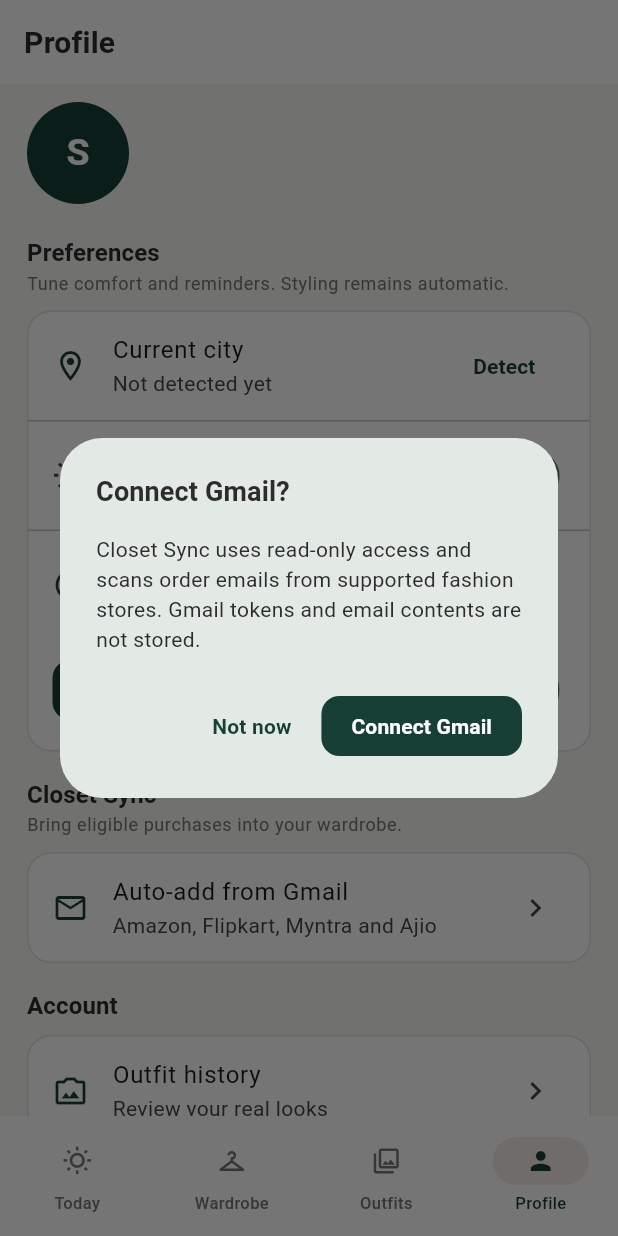
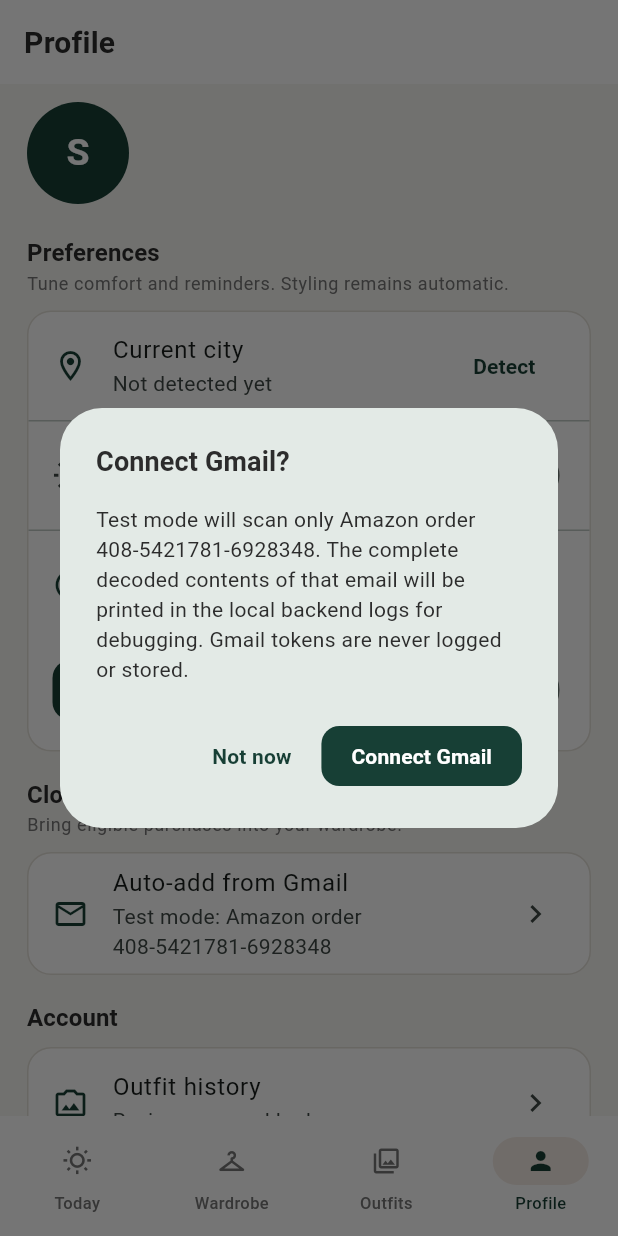
Before and after one commit to Rounaknyk/StyleStack-fe, a Flutter app: the screen it shows once a user with an empty profile is signed in, item 4 of the bottom bar chosen, after a tap on "Auto-add from Gmail", on a phone screen of 412 x 824 dp. Run offline on Flutter 3.47's test engine with Material 3 defaults, Android fonts, the phone set to English and light mode, and no system bars; our stand-ins replace firebase_auth, firebase_core, firebase_messaging, geocoding, geolocator, google_sign_in and 1 more; accounts and stored records are empty; network calls fail.

Commit message:
chore: focus Gmail sync on test order

```diff
--- a/lib/screens/profile_settings_view.dart
+++ b/lib/screens/profile_settings_view.dart
@@ -98,7 +98,7 @@
       builder: (context) => AlertDialog(
         title: const Text('Connect Gmail?'),
         content: const Text(
-          'Closet Sync uses read-only access and scans order emails from supported fashion stores. Gmail tokens and email contents are not stored.',
+          'Test mode will scan only Amazon order ${GmailImportService.testOrderId}. The complete decoded contents of that email will be printed in the local backend logs for debugging. Gmail tokens are never logged or stored.',
         ),
         actions: [
           TextButton(
@@ -309,7 +309,8 @@
                 title: _importingGmail
                     ? 'Scanning order emails…'
                     : 'Auto-add from Gmail',
-                subtitle: 'Amazon, Flipkart, Myntra and Ajio',
+                subtitle:
+                    'Test mode: Amazon order ${GmailImportService.testOrderId}',
                 trailing: _importingGmail
                     ? const SizedBox.square(
                         dimension: 20,
--- a/lib/services/gmail_import_service.dart
+++ b/lib/services/gmail_import_service.dart
@@ -8,6 +8,7 @@
 
   static const _gmailReadonly =
       'https://www.googleapis.com/auth/gmail.readonly';
+  static const testOrderId = '408-5421781-6928348';
 
   Future<Map<String, int>> connectAndImport() async {
     final google = GoogleSignIn(scopes: const [_gmailReadonly]);
@@ -18,6 +19,6 @@
     if (token == null || token.isEmpty) {
       throw Exception('Google did not provide Gmail access.');
     }
-    return _api.importGmailOrders(token);
+    return _api.importGmailOrders(token, orderId: testOrderId);
   }
 }
```
Also changed, not shown: lib/services/api_service.dart (+12 -2 lines).
